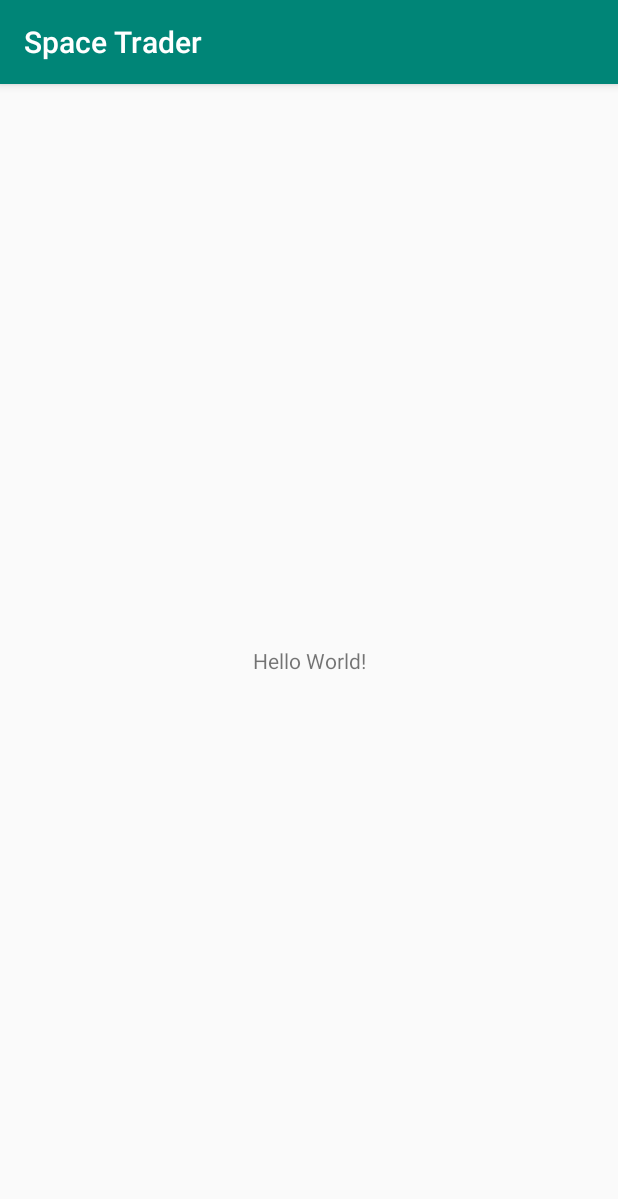
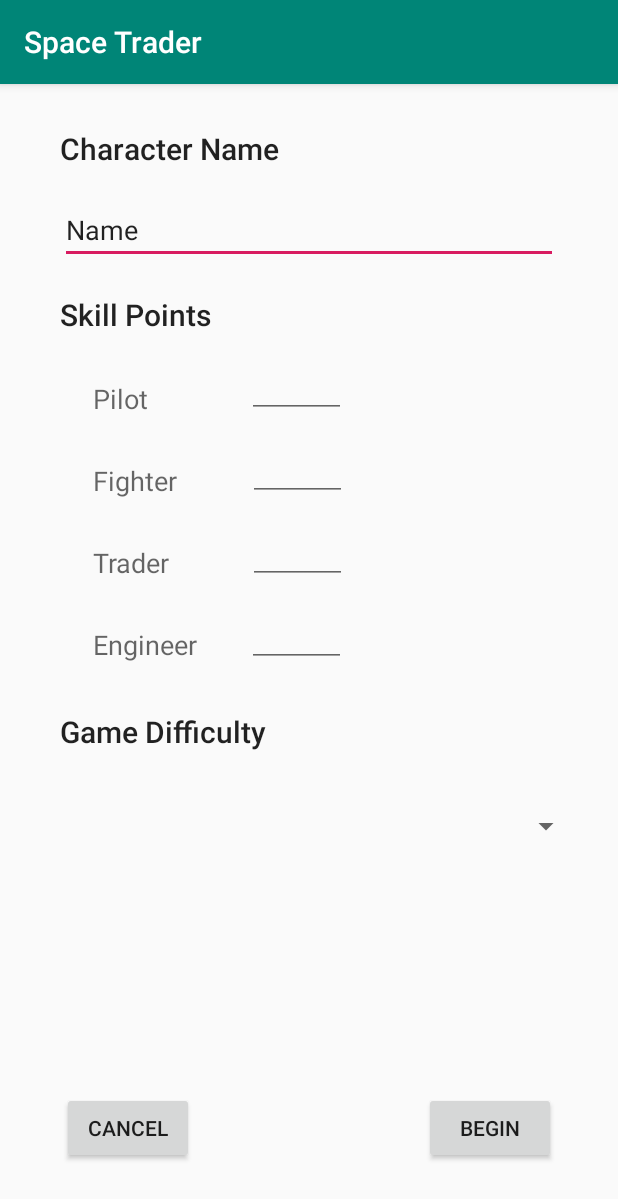
Before and after one commit to Alex-Gurung/westside, an Android app: the screen it shows after launch (MainActivity), on a phone screen of 412 x 824 dp. Shown: the top 1199 px of the screen. Run offline under Robolectric (Android 15) with nearby library versions, the phone set to English and light mode, and no system bars.

Commit message:
Created a UI for the configuration

```diff
--- a/SpaceTrader/app/src/main/java/com/example/spacetrader/MainActivity.java
+++ b/SpaceTrader/app/src/main/java/com/example/spacetrader/MainActivity.java
@@ -10,6 +10,6 @@ public class MainActivity extends AppCompatActivity {
     protected void onCreate(Bundle savedInstanceState) {
         super.onCreate(savedInstanceState);
         Toast.makeText(this, "This is a test", Toast.LENGTH_SHORT).show();
-        setContentView(R.layout.activity_main);
+        setContentView(R.layout.activity_configuration);
     }
 }
--- /dev/null
+++ b/SpaceTrader/app/src/main/res/layout/activity_configuration.xml
@@ -0,0 +1,200 @@
+<?xml version="1.0" encoding="utf-8"?>
+<RelativeLayout xmlns:android="http://schemas.android.com/apk/res/android"
+    xmlns:app="http://schemas.android.com/apk/res-auto"
+    xmlns:tools="http://schemas.android.com/tools"
+    android:layout_width="match_parent"
+    android:layout_height="match_parent"
+    android:layout_marginStart="8dp"
+    android:layout_marginTop="8dp"
+    android:layout_marginEnd="8dp"
+    android:layout_marginBottom="8dp"
+    android:orientation="vertical"
+    android:padding="16dp"
+    app:layout_constraintBottom_toBottomOf="parent"
+    app:layout_constraintEnd_toEndOf="parent"
+    app:layout_constraintStart_toStartOf="parent"
+    app:layout_constraintTop_toTopOf="parent">
+
+    <TextView
+        android:id="@+id/name_header"
+        android:layout_width="150dp"
+        android:layout_height="wrap_content"
+        android:layout_alignParentStart="true"
+        android:layout_alignParentTop="true"
+        android:layout_marginStart="16dp"
+        android:layout_marginTop="5dp"
+        android:text="Character Name"
+        android:textAppearance="@style/TextAppearance.AppCompat.Title"
+        android:visibility="visible" />
+
+    <EditText
+        android:id="@+id/character_name_input"
+        android:layout_width="match_parent"
+        android:layout_height="wrap_content"
+        android:layout_below="@+id/name_header"
+        android:layout_alignParentStart="true"
+        android:layout_alignParentEnd="true"
+        android:layout_marginStart="16dp"
+        android:layout_marginTop="18dp"
+        android:layout_marginEnd="16dp"
+        android:ems="10"
+        android:inputType="textPersonName"
+        android:text="Name" />
+
+    <Spinner
+        android:id="@+id/gameDifficulty_spinner"
+        android:layout_width="wrap_content"
+        android:layout_height="32dp"
+        android:layout_below="@+id/difficulty_header"
+        android:layout_alignParentStart="true"
+        android:layout_alignParentEnd="true"
+        android:layout_marginStart="16dp"
+        android:layout_marginTop="1dp"
+        android:spinnerMode="dropdown" />
+
+    <TextView
+        android:id="@+id/difficulty_header"
+        android:layout_width="wrap_content"
+        android:layout_height="35dp"
+        android:layout_below="@+id/engineer_header"
+        android:layout_alignParentStart="true"
+        android:layout_marginStart="16dp"
+        android:layout_marginTop="32dp"
+        android:layout_marginBottom="24dp"
+        android:text="Game Difficulty"
+        android:textAppearance="@style/TextAppearance.AppCompat.Title"
+        android:visibility="visible" />
+
+    <TextView
+        android:id="@+id/skillPoints_header"
+        android:layout_width="wrap_content"
+        android:layout_height="wrap_content"
+        android:layout_below="@+id/character_name_input"
+        android:layout_alignParentStart="true"
+        android:layout_marginStart="16dp"
+        android:layout_marginTop="20dp"
+        android:text="Skill Points"
+        android:textAppearance="@style/TextAppearance.AppCompat.Title"
+        android:visibility="visible" />
+
+    <Button
+        android:id="@+id/cancel_button"
+        android:layout_width="wrap_content"
+        android:layout_height="wrap_content"
+        android:layout_alignParentStart="true"
+        android:layout_alignParentBottom="true"
+        android:layout_marginStart="17dp"
+        android:layout_marginBottom="24dp"
+        android:text="Cancel" />
+
+    <Button
+        android:id="@+id/beign_button"
+        android:layout_width="wrap_content"
+        android:layout_height="wrap_content"
+        android:layout_alignParentEnd="true"
+        android:layout_alignParentBottom="true"
+        android:layout_marginEnd="17dp"
+        android:layout_marginBottom="24dp"
+        android:text="Begin" />
+
+    <TextView
+        android:id="@+id/pilot_header"
+        android:layout_width="wrap_content"
+        android:layout_height="wrap_content"
+        android:layout_below="@+id/skillPoints_header"
+        android:layout_alignParentStart="true"
+        android:layout_marginStart="38dp"
+        android:layout_marginTop="30dp"
+        android:text="Pilot       "
+        android:textAppearance="@style/TextAppearance.AppCompat.Medium" />
+
+    <TextView
+        android:id="@+id/fighter_header"
+        android:layout_width="wrap_content"
+        android:layout_height="wrap_content"
+        android:layout_below="@+id/pilot_header"
+        android:layout_alignParentStart="true"
+        android:layout_marginStart="38dp"
+        android:layout_marginTop="30dp"
+        android:text="Fighter   "
+        android:textAppearance="@style/TextAppearance.AppCompat.Medium" />
+
+    <TextView
+        android:id="@+id/trader_header"
+        android:layout_width="wrap_content"
+        android:layout_height="wrap_content"
+        android:layout_below="@+id/fighter_header"
+        android:layout_alignParentStart="true"
+        android:layout_marginStart="38dp"
+        android:layout_marginTop="30dp"
+        android:text="Trader    "
+        android:textAppearance="@style/TextAppearance.AppCompat.Medium" />
+
+    <TextView
+        android:id="@+id/engineer_header"
+        android:layout_width="wrap_content"
+        android:layout_height="wrap_content"
+        android:layout_below="@+id/trader_header"
+        android:layout_alignParentStart="true"
+        android:layout_marginStart="38dp"
+        android:layout_marginTop="30dp"
+        android:text="Engineer"
+        android:textAppearance="@style/TextAppearance.AppCompat.Medium" />
+
+    <EditText
+        android:id="@+id/pilot_skill_pts_input"
+        android:layout_width="66dp"
+        android:layout_height="wrap_content"
+        android:layout_below="@+id/skillPoints_header"
+        android:layout_marginStart="33dp"
+        android:layout_marginTop="10dp"
+        android:layout_toEndOf="@+id/pilot_header"
+        android:ems="10"
+        android:inputType="number"
+        android:selectAllOnFocus="true"
+        android:singleLine="false"
+        android:visibility="visible" />
+
+    <EditText
+        android:id="@+id/fighter_skill_pts_input"
+        android:layout_width="66dp"
+        android:layout_height="wrap_content"
+        android:layout_below="@+id/pilot_skill_pts_input"
+        android:layout_marginStart="33dp"
+        android:layout_marginTop="10dp"
+        android:layout_toEndOf="@+id/fighter_header"
+        android:ems="10"
+        android:inputType="number"
+        android:selectAllOnFocus="true"
+        android:singleLine="false"
+        android:visibility="visible" />
+
+    <EditText
+        android:id="@+id/trader_skill_pts_input"
+        android:layout_width="66dp"
+        android:layout_height="wrap_content"
+        android:layout_below="@+id/fighter_skill_pts_input"
+        android:layout_marginStart="33dp"
+        android:layout_marginTop="10dp"
+        android:layout_toEndOf="@+id/trader_header"
+        android:ems="10"
+        android:inputType="number"
+        android:selectAllOnFocus="true"
+        android:singleLine="false"
+        android:visibility="visible" />
+
+    <EditText
+        android:id="@+id/engineer_skill_pts_input"
+        android:layout_width="66dp"
+        android:layout_height="wrap_content"
+        android:layout_below="@+id/trader_skill_pts_input"
+        android:layout_marginStart="33dp"
+        android:layout_marginTop="10dp"
+        android:layout_toEndOf="@+id/engineer_header"
+        android:ems="10"
+        android:inputType="number"
+        android:selectAllOnFocus="false"
+        android:singleLine="false"
+        android:visibility="visible" />
+
+</RelativeLayout>
```
